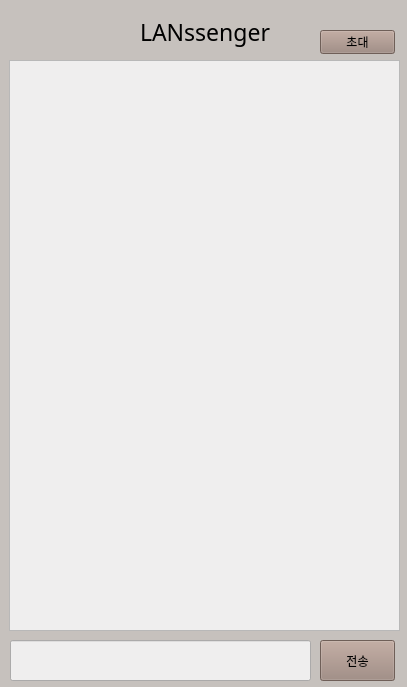
This is src/client/gui/groupchatwindow.ui in TaehyunJeon0203/lanssenger as Qt 5 draws it before an edit. The edited form follows.
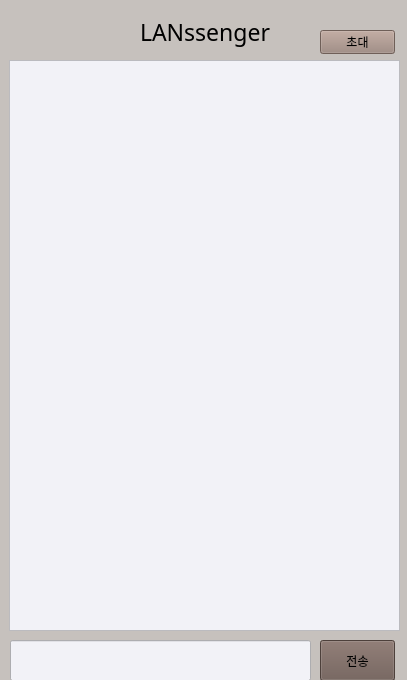
This is the edited form.

Commit message: 색상변경

What changed in the file:
```diff
--- a/src/client/gui/groupchatwindow.ui
+++ b/src/client/gui/groupchatwindow.ui
@@ -7,7 +7,7 @@
     <x>0</x>
     <y>0</y>
     <width>407</width>
-    <height>687</height>
+    <height>680</height>
    </rect>
   </property>
   <property name="windowTitle">
@@ -26,9 +26,8 @@
     </rect>
    </property>
    <property name="styleSheet">
-    <string notr="true">background-color:#EFEEEE;
+    <string notr="true">background-color:#F2F2F7;
 color: #26313E; 
-
 </string>
    </property>
   </widget>
@@ -58,10 +57,8 @@
     </rect>
    </property>
    <property name="styleSheet">
-    <string notr="true">background-color:#EFEEEE;
-color: #26313E; 
-
-</string>
+    <string notr="true">background-color:#F2F2F7;
+color: #26313E; </string>
    </property>
   </widget>
   <widget class="QPushButton" name="GCSendButton">
@@ -74,7 +71,7 @@
     </rect>
    </property>
    <property name="styleSheet">
-    <string notr="true">background-color: #9C857B</string>
+    <string notr="true">background-color: #6C5952</string>
    </property>
    <property name="text">
     <string>전송</string>
```
